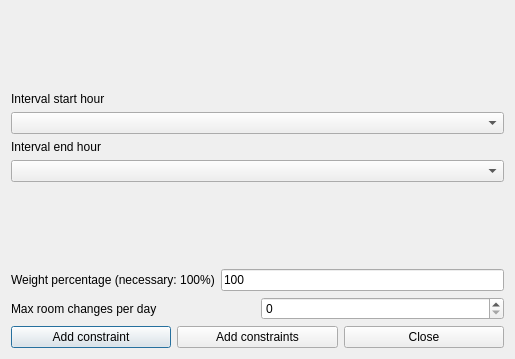
Above: fet/src/interface/addconstraintteachersmaxroomchangesperdayinintervalform_template.ui from vonmecheln/fet before the change. Below: the same form after it.
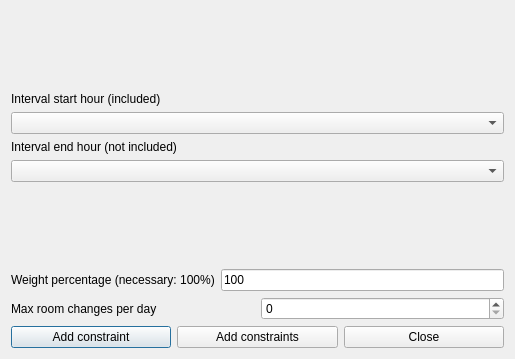
That is the form after the change.

```diff
--- a/fet/src/interface/addconstraintteachersmaxroomchangesperdayinintervalform_template.ui
+++ b/fet/src/interface/addconstraintteachersmaxroomchangesperdayinintervalform_template.ui
@@ -54,7 +54,7 @@
         <enum>QFrame::Plain</enum>
        </property>
        <property name="text">
-        <string>Interval end hour</string>
+        <string extracomment="This field refers to a constraint operating on a given hourly interval. The selected start hour of the interval is included (is counted) in the constraint, while the selected end hour of the interval is not included (is not counted) in the constraint.">Interval end hour (not included)</string>
        </property>
        <property name="wordWrap">
         <bool>false</bool>
@@ -139,7 +139,7 @@
         <enum>QFrame::Plain</enum>
        </property>
        <property name="text">
-        <string>Interval start hour</string>
+        <string extracomment="This field refers to a constraint operating on a given hourly interval. The selected start hour of the interval is included (is counted) in the constraint, while the selected end hour of the interval is not included (is not counted) in the constraint.">Interval start hour (included)</string>
        </property>
        <property name="wordWrap">
         <bool>false</bool>
```
